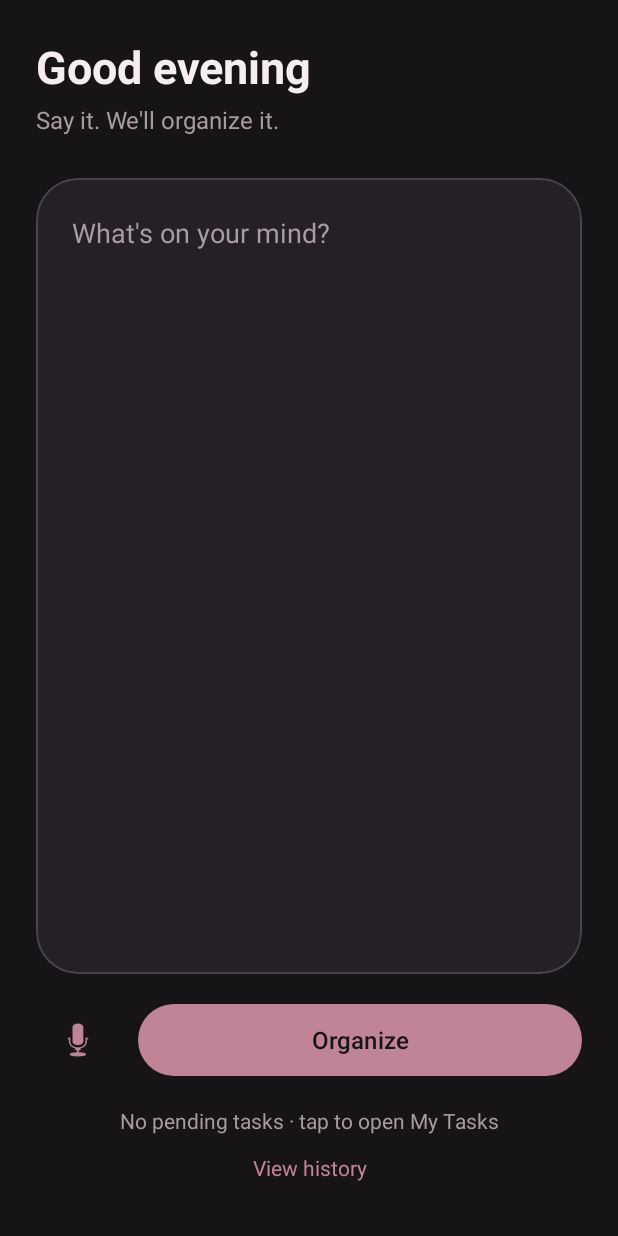
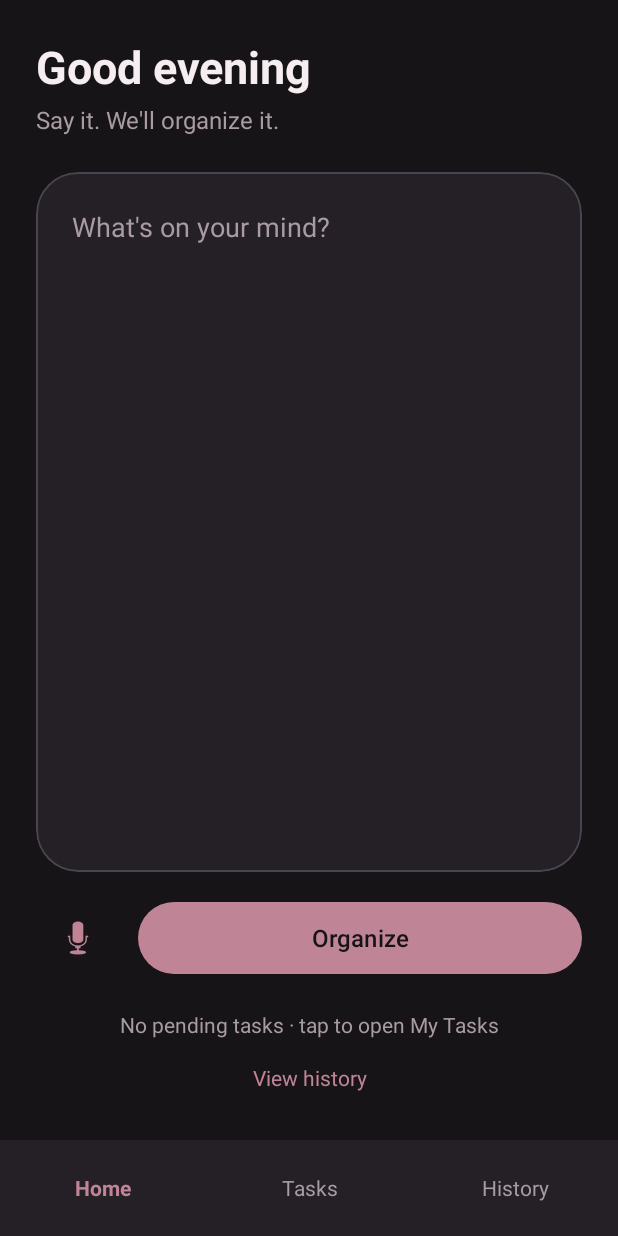
Before and after one commit to fatima03-az/UNSAID, an Android app: the screen it shows after launch (MainActivity), on a phone screen of 412 x 824 dp. Run offline under Robolectric (Android 15) with nearby library versions, the phone set to English and light mode, and no system bars; our stand-ins replace Room's generated code.

Commit message:
Add bottom navigation

```diff
--- a/app/src/main/java/com/fatima/unsaid/HistoryActivity.java
+++ b/app/src/main/java/com/fatima/unsaid/HistoryActivity.java
@@ -44,7 +44,7 @@ public class HistoryActivity extends AppCompatActivity {
             }
         });
 
-        findViewById(R.id.btnBack).setOnClickListener(v -> finish());
+        NavBar.setup(this, 2);
     }
 
     @Override
--- a/app/src/main/java/com/fatima/unsaid/MainActivity.java
+++ b/app/src/main/java/com/fatima/unsaid/MainActivity.java
@@ -34,6 +34,7 @@ public class MainActivity extends AppCompatActivity {
         etThought = findViewById(R.id.etThought);
         btnOrganize = findViewById(R.id.btnOrganize);
         tvSummary = findViewById(R.id.tvSummary);
+        NavBar.setup(this, 0);
 
         // Android 13 and newer must ask permission to show notifications
         if (Build.VERSION.SDK_INT >= 33) {
--- /dev/null
+++ b/app/src/main/java/com/fatima/unsaid/NavBar.java
@@ -0,0 +1,43 @@
+package com.fatima.unsaid;
+
+import android.app.Activity;
+import android.content.Intent;
+import android.graphics.Typeface;
+import android.widget.TextView;
+import androidx.core.content.ContextCompat;
+
+public class NavBar {
+
+    // active: 0 = Home, 1 = Tasks, 2 = History
+    public static void setup(Activity activity, int active) {
+        TextView[] tabs = {
+                activity.findViewById(R.id.navHome),
+                activity.findViewById(R.id.navTasks),
+                activity.findViewById(R.id.navHistory)
+        };
+        Class<?>[] targets = {
+                MainActivity.class, TasksActivity.class, HistoryActivity.class
+        };
+
+        int accent = ContextCompat.getColor(activity, R.color.unsaid_accent);
+        int grey = ContextCompat.getColor(activity, R.color.unsaid_text_secondary);
+
+        for (int i = 0; i < tabs.length; i++) {
+            final int index = i;
+            boolean isActive = (i == active);
+            tabs[i].setTextColor(isActive ? accent : grey);
+            tabs[i].setTypeface(null, isActive ? Typeface.BOLD : Typeface.NORMAL);
+
+            tabs[i].setOnClickListener(v -> {
+                if (index == active) return;
+                Intent intent = new Intent(activity, targets[index]);
+                if (index == 0) {
+                    intent.addFlags(Intent.FLAG_ACTIVITY_CLEAR_TOP
+                            | Intent.FLAG_ACTIVITY_SINGLE_TOP);
+                }
+                activity.startActivity(intent);
+                if (active != 0 && index != 0) activity.finish();
+            });
+        }
+    }
+}
--- a/app/src/main/java/com/fatima/unsaid/TasksActivity.java
+++ b/app/src/main/java/com/fatima/unsaid/TasksActivity.java
@@ -45,7 +45,7 @@ public class TasksActivity extends AppCompatActivity {
             }
         });
 
-        findViewById(R.id.btnBack).setOnClickListener(v -> finish());
+        NavBar.setup(this, 1);
         buildChips();
     }
 
--- a/app/src/main/res/layout/activity_main.xml
+++ b/app/src/main/res/layout/activity_main.xml
@@ -1,14 +1,17 @@
 <?xml version="1.0" encoding="utf-8"?>
-<FrameLayout xmlns:android="http://schemas.android.com/apk/res/android"
+<LinearLayout xmlns:android="http://schemas.android.com/apk/res/android"
     xmlns:app="http://schemas.android.com/apk/res-auto"
     android:id="@+id/main"
     android:layout_width="match_parent"
     android:layout_height="match_parent"
-    android:background="@color/unsaid_background">
+    android:background="@color/unsaid_background"
+    android:fitsSystemWindows="true"
+    android:orientation="vertical">
 
     <LinearLayout
         android:layout_width="match_parent"
-        android:layout_height="match_parent"
+        android:layout_height="0dp"
+        android:layout_weight="1"
         android:orientation="vertical"
         android:padding="24dp">
 
@@ -32,12 +35,11 @@
         <com.google.android.material.card.MaterialCardView
             android:layout_width="match_parent"
             android:layout_height="0dp"
-            android:layout_marginTop="28dp"
+            android:layout_marginTop="24dp"
             android:layout_weight="1"
             app:cardBackgroundColor="@color/unsaid_surface"
             app:cardCornerRadius="28dp"
-            app:cardElevation="0dp"
-            xmlns:app="http://schemas.android.com/apk/res-auto">
+            app:cardElevation="0dp">
 
             <EditText
                 android:id="@+id/etThought"
@@ -77,27 +79,30 @@
                 android:layout_weight="1"
                 android:text="Organize"
                 android:textSize="16sp"
-                app:cornerRadius="28dp"
-                xmlns:app="http://schemas.android.com/apk/res-auto" />
+                app:cornerRadius="28dp" />
         </LinearLayout>
 
         <TextView
             android:id="@+id/tvSummary"
             android:layout_width="match_parent"
             android:layout_height="wrap_content"
-            android:layout_marginTop="16dp"
+            android:layout_marginTop="12dp"
             android:gravity="center"
+            android:padding="8dp"
             android:text="No tasks yet"
             android:textColor="@color/unsaid_text_secondary"
             android:textSize="14sp" />
+
         <TextView
             android:id="@+id/tvHistory"
             android:layout_width="match_parent"
             android:layout_height="wrap_content"
             android:gravity="center"
-            android:padding="12dp"
+            android:padding="8dp"
             android:text="View history"
             android:textColor="@color/unsaid_accent"
             android:textSize="14sp" />
     </LinearLayout>
-</FrameLayout>
+
+    <include layout="@layout/view_nav" />
+</LinearLayout>
--- /dev/null
+++ b/app/src/main/res/layout/view_nav.xml
@@ -0,0 +1,34 @@
+<?xml version="1.0" encoding="utf-8"?>
+<LinearLayout xmlns:android="http://schemas.android.com/apk/res/android"
+    android:layout_width="match_parent"
+    android:layout_height="64dp"
+    android:background="@color/unsaid_surface"
+    android:orientation="horizontal">
+
+    <TextView
+        android:id="@+id/navHome"
+        android:layout_width="0dp"
+        android:layout_height="match_parent"
+        android:layout_weight="1"
+        android:gravity="center"
+        android:text="Home"
+        android:textSize="14sp" />
+
+    <TextView
+        android:id="@+id/navTasks"
+        android:layout_width="0dp"
+        android:layout_height="match_parent"
+        android:layout_weight="1"
+        android:gravity="center"
+        android:text="Tasks"
+        android:textSize="14sp" />
+
+    <TextView
+        android:id="@+id/navHistory"
+        android:layout_width="0dp"
+        android:layout_height="match_parent"
+        android:layout_weight="1"
+        android:gravity="center"
+        android:text="History"
+        android:textSize="14sp" />
+</LinearLayout>
```
Also changed, not shown: app/src/main/res/layout/activity_history.xml (+9 -9 lines), app/src/main/res/layout/activity_tasks.xml (+12 -11 lines).
